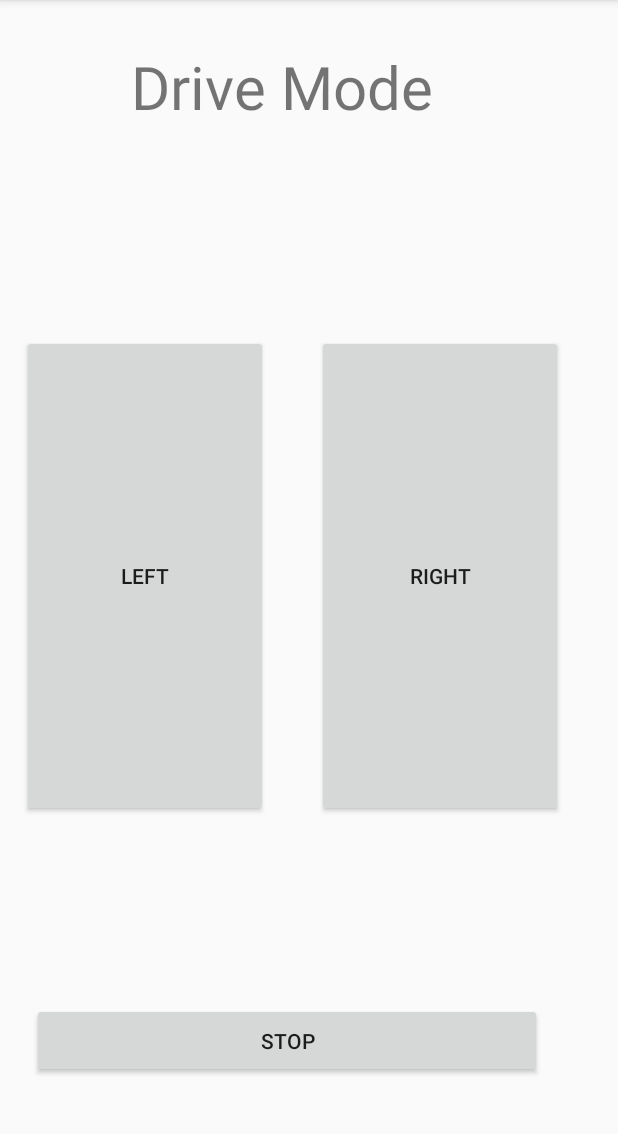
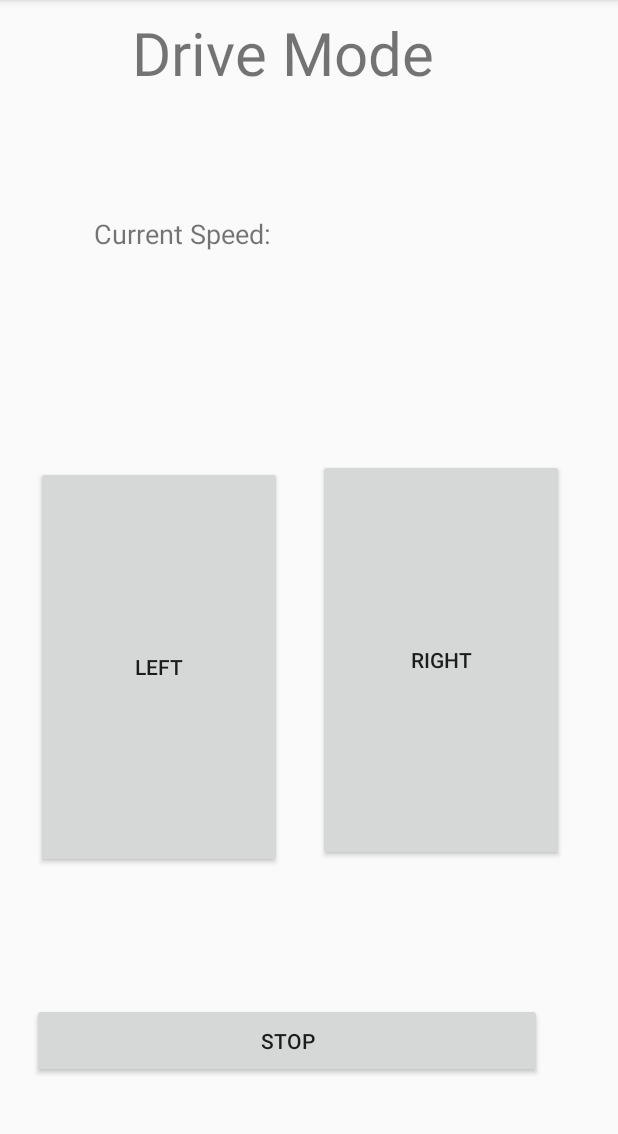
Before and after one commit to AnthonyJeffreyHo/Capstone-M2, an Android app: the DriveMode screen opened directly, with no data from a screen before it, on a phone screen of 412 x 824 dp, the part 84-1218 px from its top. Run offline under Robolectric (Android 15) with nearby library versions, the phone set to English and light mode, and no system bars; 2 statements that could not run were skipped.

Commit message:
Implemented a speed tracker on the drive mode UI and first UI for testing

```diff
--- a/app/src/main/AndroidManifest.xml
+++ b/app/src/main/AndroidManifest.xml
@@ -2,6 +2,8 @@
 <manifest xmlns:android="http://schemas.android.com/apk/res/android"
     package="edu.temple.ollycontroller">
 
+    <uses-permission android:name="android.permission.ACCESS_COARSE_LOCATION" />
+    <uses-permission android:name="android.permission.ACCESS_COARSE_LOCATION" />
     <uses-permission android:name="android.permission.BLUETOOTH" />
     <uses-permission android:name="android.permission.BLUETOOTH_ADMIN" />
 
--- a/app/src/main/java/edu/temple/ollycontroller/DriveMode.java
+++ b/app/src/main/java/edu/temple/ollycontroller/DriveMode.java
@@ -1,16 +1,23 @@
 package edu.temple.ollycontroller;
 
+import android.Manifest;
 import android.app.ProgressDialog;
 import android.bluetooth.BluetoothAdapter;
 import android.bluetooth.BluetoothSocket;
 import android.content.Intent;
+import android.content.pm.PackageManager;
+import android.location.Location;
+import android.location.LocationListener;
+import android.location.LocationManager;
 import android.media.MediaPlayer;
 import android.os.Bundle;
 import android.speech.RecognizerIntent;
+import android.support.v4.app.ActivityCompat;
 import android.support.v7.app.AppCompatActivity;
 import android.view.KeyEvent;
 import android.view.View;
 import android.widget.Button;
+import android.widget.TextView;
 import android.widget.Toast;
 
 import java.io.IOException;
@@ -39,10 +46,54 @@ public class DriveMode extends AppCompatActivity {
     //SPP UUID. Look for it
     static final UUID myUUID = UUID.fromString("00001101-0000-1000-8000-00805F9B34FB");
 
+    LocationManager lm = (LocationManager) getSystemService(LOCATION_SERVICE);
+
+
     @Override
     protected void onCreate(Bundle savedInstanceState) {
         super.onCreate(savedInstanceState);
         setContentView(R.layout.activity_drive_mode);
+        final TextView speed_textview = (TextView) findViewById(R.id.speed_textview);
+
+
+//---------------------------------Start of Speed Tracking Stuff---------------------------------
+        LocationListener ll = new LocationListener() {
+            @Override
+            public void onLocationChanged(Location location) {
+                speed_textview.setText(location.getSpeed() + "");
+            }
+
+            @Override
+            public void onStatusChanged(String provider, int status, Bundle extras) {
+
+            }
+
+            @Override
+            public void onProviderEnabled(String provider) {
+
+            }
+
+            @Override
+            public void onProviderDisabled(String provider) {
+
+            }
+        };
+        if (ActivityCompat.checkSelfPermission(this, Manifest.permission.ACCESS_FINE_LOCATION) != PackageManager.PERMISSION_GRANTED && ActivityCompat.checkSelfPermission(this, Manifest.permission.ACCESS_COARSE_LOCATION) != PackageManager.PERMISSION_GRANTED) {
+            // TODO: Consider calling
+            //    ActivityCompat#requestPermissions
+            // here to request the missing permissions, and then overriding
+            //   public void onRequestPermissionsResult(int requestCode, String[] permissions,
+            //                                          int[] grantResults)
+            // to handle the case where the user grants the permission. See the documentation
+            // for ActivityCompat#requestPermissions for more details.
+            return;
+        }
+        lm.requestLocationUpdates(LocationManager.GPS_PROVIDER, 1000, 1, ll);
+
+//---------------------------------End of Speed Tracking Stuff---------------------------------
+
+
+
 
 
 
--- a/app/src/main/res/layout/activity_drive_mode.xml
+++ b/app/src/main/res/layout/activity_drive_mode.xml
@@ -9,7 +9,7 @@
     <Button
         android:id="@+id/rightButton"
         android:layout_width="164dp"
-        android:layout_height="321dp"
+        android:layout_height="268dp"
         android:layout_marginBottom="8dp"
         android:layout_marginEnd="8dp"
         android:layout_marginStart="8dp"
@@ -17,9 +17,10 @@
         android:text="Right"
         app:layout_constraintBottom_toBottomOf="parent"
         app:layout_constraintEnd_toEndOf="parent"
-        app:layout_constraintHorizontal_bias="0.877"
+        app:layout_constraintHorizontal_bias="0.88"
         app:layout_constraintStart_toStartOf="parent"
-        app:layout_constraintTop_toTopOf="parent" />
+        app:layout_constraintTop_toTopOf="parent"
+        app:layout_constraintVertical_bias="0.616" />
 
     <Button
         android:id="@+id/driveStop"
@@ -40,7 +41,7 @@
     <TextView
         android:id="@+id/driveModeView"
         android:layout_width="237dp"
-        android:layout_height="97dp"
+        android:layout_height="56dp"
         android:layout_marginBottom="8dp"
         android:layout_marginEnd="8dp"
         android:layout_marginStart="8dp"
@@ -50,14 +51,15 @@
         android:textSize="40sp"
         app:layout_constraintBottom_toBottomOf="parent"
         app:layout_constraintEnd_toEndOf="parent"
+        app:layout_constraintHorizontal_bias="0.503"
         app:layout_constraintStart_toStartOf="parent"
         app:layout_constraintTop_toTopOf="parent"
-        app:layout_constraintVertical_bias="0.035" />
+        app:layout_constraintVertical_bias="0.0" />
 
     <Button
         android:id="@+id/leftButton"
         android:layout_width="164dp"
-        android:layout_height="321dp"
+        android:layout_height="268dp"
         android:layout_marginBottom="8dp"
         android:layout_marginEnd="8dp"
         android:layout_marginStart="8dp"
@@ -65,8 +67,42 @@
         android:text="Left"
         app:layout_constraintBottom_toBottomOf="parent"
         app:layout_constraintEnd_toEndOf="parent"
-        app:layout_constraintHorizontal_bias="0.028"
+        app:layout_constraintHorizontal_bias="0.07"
         app:layout_constraintStart_toStartOf="parent"
-        app:layout_constraintTop_toTopOf="parent" />
+        app:layout_constraintTop_toTopOf="parent"
+        app:layout_constraintVertical_bias="0.626" />
+
+    <TextView
+        android:id="@+id/textView"
+        android:layout_width="135dp"
+        android:layout_height="37dp"
+        android:layout_marginBottom="8dp"
+        android:layout_marginEnd="8dp"
+        android:layout_marginStart="8dp"
+        android:layout_marginTop="8dp"
+        android:text="Current Speed:"
+        android:textSize="18sp"
+        app:layout_constraintBottom_toBottomOf="parent"
+        app:layout_constraintEnd_toEndOf="parent"
+        app:layout_constraintHorizontal_bias="0.21"
+        app:layout_constraintStart_toStartOf="parent"
+        app:layout_constraintTop_toTopOf="parent"
+        app:layout_constraintVertical_bias="0.189" />
+
+    <TextView
+        android:id="@+id/speed_textview"
+        android:layout_width="132dp"
+        android:layout_height="45dp"
+        android:layout_marginBottom="8dp"
+        android:layout_marginEnd="48dp"
+        android:layout_marginStart="8dp"
+        android:layout_marginTop="8dp"
+        android:textSize="30sp"
+        app:layout_constraintBottom_toBottomOf="parent"
+        app:layout_constraintEnd_toEndOf="parent"
+        app:layout_constraintHorizontal_bias="0.918"
+        app:layout_constraintStart_toStartOf="parent"
+        app:layout_constraintTop_toTopOf="parent"
+        app:layout_constraintVertical_bias="0.175" />
 
 </android.support.constraint.ConstraintLayout>
```
Also changed, not shown: app/src/main/java/edu/temple/ollycontroller/BoardControls.java (+58 -0 lines), app/src/main/res/layout/activity_board_controls.xml (+33 -0 lines).
